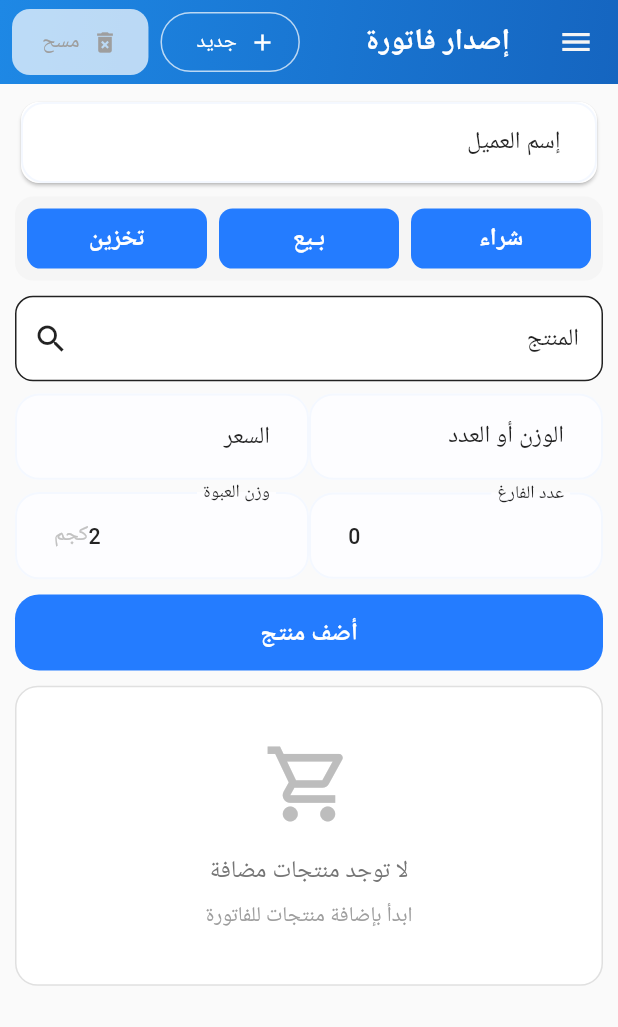
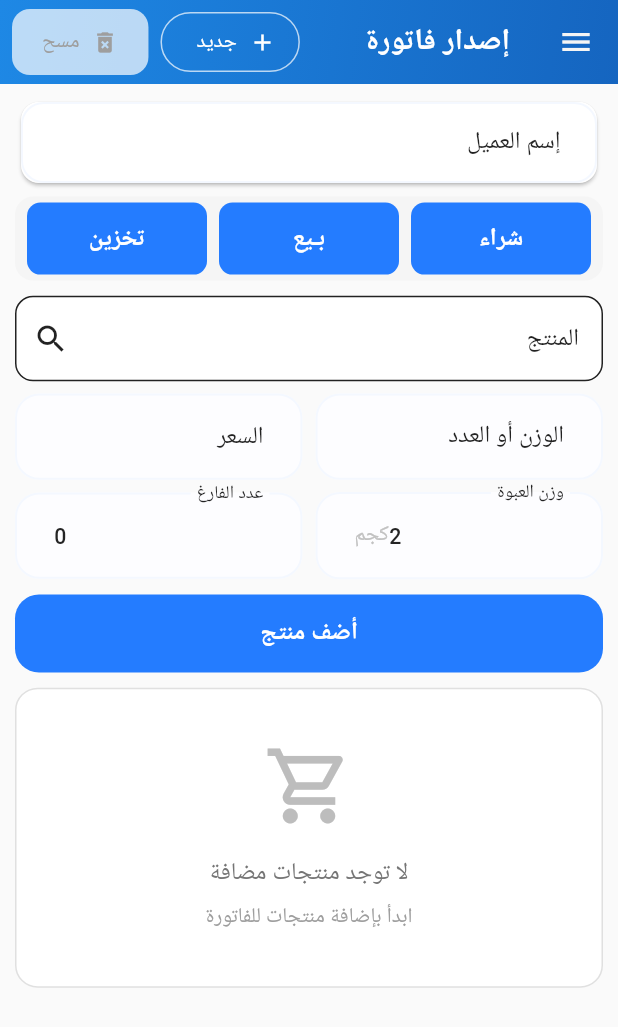
Before and after one commit to Ahmednahrawy/arqamy, a Flutter app: the screen it shows after launch, on a phone screen of 412 x 824 dp. Shown: the top 1027 px of the screen. Run offline on Flutter 3.47's test engine with Material 3 defaults, Android fonts, the phone set to English and light mode, and no system bars; drawn by our look-alikes of dropdown_search; our stand-ins replace firebase_core, flutter_screenutil, google_fonts, image_picker, pdf, share_plus and 1 more; accounts and stored records are empty.

Commit message:
copilot changes 8

```diff
--- a/lib/core/helpers/spacing.dart
+++ b/lib/core/helpers/spacing.dart
@@ -5,5 +5,5 @@ SizedBox verticalSpace(double height) => SizedBox(
       height: height.h,
     );
 SizedBox horizontalSpace(double width) => SizedBox(
-      height: width.w,
+      width: width.w,
     );
--- a/lib/core/widgets/text_button.dart
+++ b/lib/core/widgets/text_button.dart
@@ -1,5 +1,4 @@
 import 'package:flutter/material.dart';
-import 'package:flutter_screenutil/flutter_screenutil.dart';
 import 'package:arqamy/config/theme/colors.dart';
 
 class AppTextButton extends StatelessWidget {
@@ -7,7 +6,6 @@ class AppTextButton extends StatelessWidget {
   final Color? backgroundColor;
   final double? horizontalPadding;
   final double? verticalPadding;
-  final double? buttonWidth;
   final double? buttonHeight;
   final String buttonText;
   final TextStyle textStyle;
@@ -19,7 +17,6 @@ class AppTextButton extends StatelessWidget {
     this.horizontalPadding,
     this.verticalPadding,
     this.buttonHeight,
-    this.buttonWidth,
     required this.buttonText,
     required this.textStyle,
     required this.onPressed,
@@ -29,7 +26,7 @@ class AppTextButton extends StatelessWidget {
   Widget build(BuildContext context) {
     return TextButton(
       style: ButtonStyle(
-        shape: WidgetStateProperty.all<RoundedRectangleBorder>(
+        shape: WidgetStatePropertyAll<RoundedRectangleBorder>(
           RoundedRectangleBorder(
             borderRadius: BorderRadius.circular(borderRadius ?? 16.0),
           ),
@@ -39,12 +36,15 @@ class AppTextButton extends StatelessWidget {
         ),
         padding: WidgetStateProperty.all<EdgeInsets>(
           EdgeInsets.symmetric(
-            horizontal: horizontalPadding?.w ?? 12.w,
-            vertical: verticalPadding?.h ?? 14.h,
+            horizontal: horizontalPadding ?? 12,
+            vertical: verticalPadding ?? 14,
           ),
         ),
-        fixedSize: WidgetStateProperty.all(
-          Size(buttonWidth?.w ?? double.maxFinite, buttonHeight ?? 50.h),
+        minimumSize: WidgetStatePropertyAll<Size>(
+          Size(double.infinity, buttonHeight ?? 48),
+        ),
+        maximumSize: WidgetStatePropertyAll(
+          Size(double.infinity, buttonHeight ?? double.infinity),
         ),
       ),
       onPressed: onPressed,
--- a/lib/features/orderscreen/ui/pages/order_screen.dart
+++ b/lib/features/orderscreen/ui/pages/order_screen.dart
@@ -364,8 +364,6 @@ class _OrderscreenState extends State<Orderscreen>
 
   @override
   Widget build(BuildContext context) {
-    // media query size
-    final size = MediaQuery.sizeOf(context);
     return Directionality(
       textDirection: TextDirection.rtl,
       child: Scaffold(
@@ -431,9 +429,11 @@ class _OrderscreenState extends State<Orderscreen>
             onTap: () => FocusScope.of(context).unfocus(),
             child: SingleChildScrollView(
               scrollDirection: Axis.vertical,
-              // padding: const EdgeInsets.all(5),
               keyboardDismissBehavior: ScrollViewKeyboardDismissBehavior.onDrag,
               padding: const EdgeInsets.fromLTRB(10, 8, 10, 16),
+              child: Center(
+                child: ConstrainedBox(
+                  constraints: const BoxConstraints(maxWidth: 1100),
                   child: Column(
                     children: [
                       Card(
@@ -458,7 +458,7 @@ class _OrderscreenState extends State<Orderscreen>
                         builder: (context, provider, _) {
                           if (provider.products.isNotEmpty) {
                             return SizedBox(
-                          width: size.width,
+                              width: double.infinity,
                               child: Column(
                                 children: [
                                   const MyDataTable(),
@@ -505,10 +505,12 @@ class _OrderscreenState extends State<Orderscreen>
                       ),
                       // verticalSpace(100),
                       Consumer<InvoiceProvider>(
-                    builder: (context, provider, _) =>
-                        SizedBox(height: provider.products.isEmpty ? 16 : 88),
+                        builder: (context, provider, _) => SizedBox(
+                            height: provider.products.isEmpty ? 16 : 88),
                       ),
                     ],
+                  ),
+                ),
               ),
             ),
           ),
--- a/lib/features/orderscreen/ui/widgets/invoice_summary_bottomsheet.dart
+++ b/lib/features/orderscreen/ui/widgets/invoice_summary_bottomsheet.dart
@@ -1,6 +1,5 @@
 import 'package:arqamy/features/orderscreen/providers/invoice_provider.dart';
 import 'package:flutter/material.dart';
-import 'package:flutter_screenutil/flutter_screenutil.dart';
 
 import 'package:arqamy/config/theme/colors.dart';
 import 'package:arqamy/config/theme/styles.dart';
@@ -120,7 +119,7 @@ class _InvoiceSummaryBottomSheetState extends State<InvoiceSummaryBottomSheet> {
                     ),
                   ),
                   verticalSpace(10),
-                   Padding(
+                  Padding(
                     padding: const EdgeInsets.symmetric(horizontal: 12),
                     child: Row(
                       children: [
@@ -128,18 +127,18 @@ class _InvoiceSummaryBottomSheetState extends State<InvoiceSummaryBottomSheet> {
                           child: AppTextButton(
                             onPressed: widget.onSave,
                             buttonText: 'حفظ',
-                    textStyle: TextStyles.font18WhiteMedium,
-                    verticalPadding: 5.sp,
-                    backgroundColor: ColorsManager.gray,
-                  ),
-                   ),
+                            textStyle: TextStyles.font18WhiteMedium,
+                            verticalPadding: 5,
+                            backgroundColor: ColorsManager.gray,
+                          ),
+                        ),
                         const SizedBox(width: 12),
                         Expanded(
                           child: AppTextButton(
                             onPressed: widget.onSend,
                             buttonText: 'مشاركة',
                             textStyle: TextStyles.font18WhiteMedium,
-                            verticalPadding: 5.sp,
+                            verticalPadding: 5,
                             backgroundColor: ColorsManager.mainBlue,
                           ),
                         ),
--- a/lib/features/orderscreen/ui/widgets/product_input_form.dart
+++ b/lib/features/orderscreen/ui/widgets/product_input_form.dart
@@ -121,7 +121,7 @@ class _ProductInputFormState extends State<ProductInputForm> {
     );
   }
 
-  Widget _actionSelector(double width) {
+  Widget _actionSelector() {
     return Consumer<InvoiceProvider>(
       builder: (context, provider, _) {
         if (provider.invoiceAction == null) {
@@ -141,8 +141,7 @@ class _ProductInputFormState extends State<ProductInputForm> {
                       child: AppTextButton(
                         borderRadius: 9,
                         onPressed: () => provider.setInvoiceAction(action),
-                        buttonWidth: width * 0.28,
-                        buttonHeight: 12,
+                        buttonHeight: 48,
                         verticalPadding: 2,
                         buttonText: action,
                         backgroundColor: ColorsManager.mainBlue,
@@ -177,15 +176,15 @@ class _ProductInputFormState extends State<ProductInputForm> {
 
   @override
   Widget build(BuildContext context) {
-    final size = MediaQuery.sizeOf(context);
-
-    return Form(
+    return Center(
+      child: ConstrainedBox(
+        constraints: const BoxConstraints(maxWidth: 760),
+        child: Form(
           key: _formKey,
           child: Column(
             crossAxisAlignment: CrossAxisAlignment.stretch,
             children: [
-          // Action buttons
-          _actionSelector(size.width),
+              _actionSelector(),
               verticalSpace(10),
               Consumer<InvoiceProvider>(
                 builder: (context, provider, _) => DropdownSearch<String>(
@@ -216,7 +215,8 @@ class _ProductInputFormState extends State<ProductInputForm> {
                     },
                     showSearchBox: true,
                   ),
-              onSelected: (value) => setState(() => _selectedProduct = value),
+                  onSelected: (value) =>
+                      setState(() => _selectedProduct = value),
                 ),
               ),
               verticalSpace(8),
@@ -269,24 +269,6 @@ class _ProductInputFormState extends State<ProductInputForm> {
                   Expanded(
                     child: AppTextFormField(
                       textDirection: TextDirection.ltr,
-                  controller: _packageNumberController,
-                  focusNode: _focusNodePackageNumber,
-                  labelText: 'عدد الفارغ',
-                  validator: (value) {
-                    if (value == null || value.isEmpty) {
-                      return 'أدخل عدد العبوات أولا';
-                    }
-                    if (int.tryParse(value) == null) {
-                      return 'ادخل رقم صالح';
-                    }
-                    return null;
-                  },
-                ),
-              ),
-              horizontalSpace(8),
-              Expanded(
-                child: AppTextFormField(
-                  textDirection: TextDirection.ltr,
                       controller: _packageWeightController,
                       labelText: 'وزن العبوة',
                       suffixText: 'كجم',
@@ -303,19 +285,45 @@ class _ProductInputFormState extends State<ProductInputForm> {
                       },
                     ),
                   ),
+                  horizontalSpace(8),
+                  Expanded(
+                    child: AppTextFormField(
+                      textDirection: TextDirection.ltr,
+                      controller: _packageNumberController,
+                      focusNode: _focusNodePackageNumber,
+                      labelText: 'عدد الفارغ',
+                      validator: (value) {
+                        if (value == null || value.isEmpty) {
+                          return 'أدخل عدد العبوات أولا';
+                        }
+                        if (int.tryParse(value) == null) {
+                          return 'ادخل رقم صالح';
+                        }
+                        return null;
+                      },
+                    ),
+                  ),
                 ],
               ),
               verticalSpace(10),
-
-          // Add button
-          AppTextButton(
+              Center(
+                child: ConstrainedBox(
+                  constraints: const BoxConstraints(maxWidth: 420),
+                  child: SizedBox(
+                    width: double.infinity,
+                    child: AppTextButton(
                       onPressed: _handleAdd,
                       buttonText: 'أضف منتج',
                       textStyle: TextStyles.font16WhiteSemiBold,
                       backgroundColor: ColorsManager.mainBlue,
-            buttonWidth: size.width * 0.6,
+                      buttonHeight: 52,
+                    ),
+                  ),
+                ),
               ),
             ],
+          ),
+        ),
       ),
     );
   }
```
Also changed, not shown: 1 other file. Lines whose indentation alone changed are shown as unchanged.
